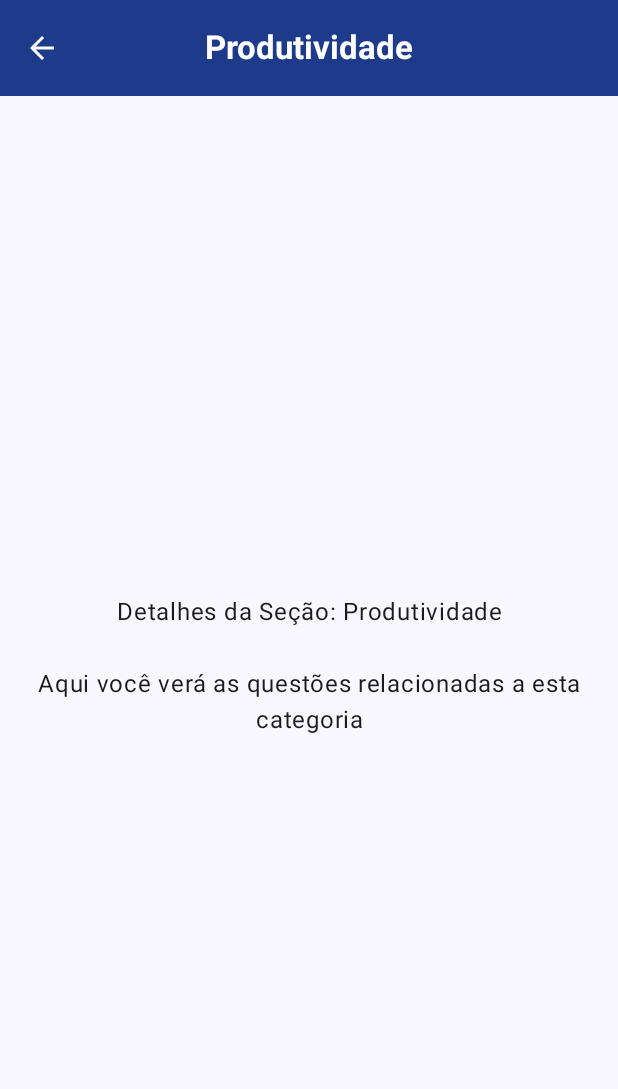
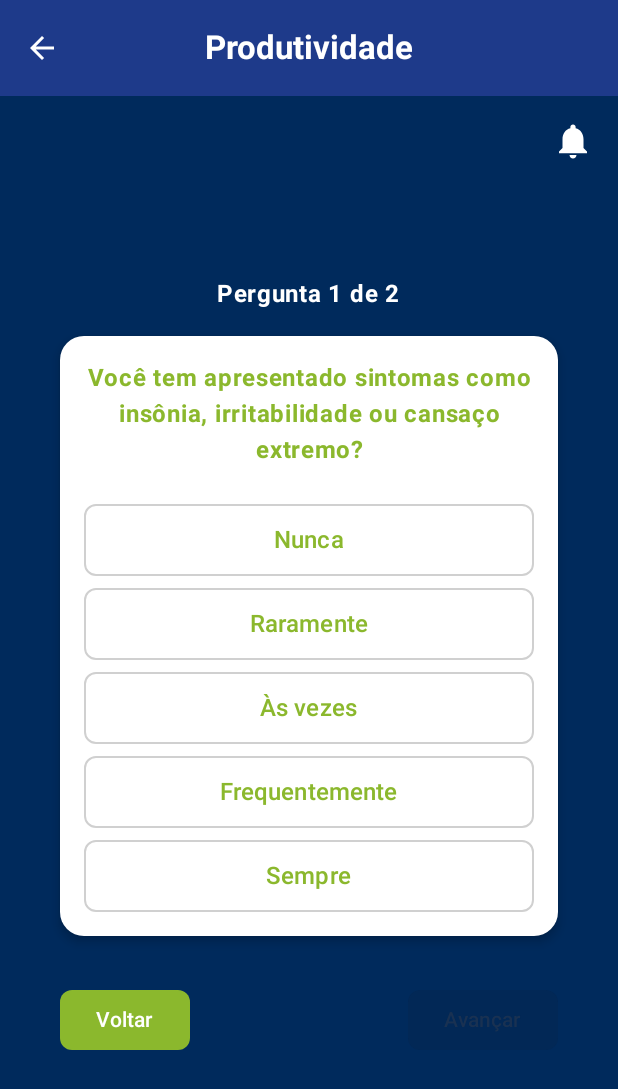
Before and after one commit to ThiagoFdaSLopes/appsoftek, an Android app built with Jetpack Compose: the screen it shows after launch (MainActivity), after a tap on "Produtividade", on a phone screen of 412 x 824 dp. Shown: the top 1089 px of the screen. Run offline under Robolectric (Android 15) with nearby library versions, the phone set to English and light mode, and no system bars.

Commit message:
feat: questionários de produtividade e carga de trabalho

```diff
--- a/app/src/main/java/com/grupo/appsoftek/MainActivity.kt
+++ b/app/src/main/java/com/grupo/appsoftek/MainActivity.kt
@@ -36,10 +36,13 @@ import androidx.navigation.compose.rememberNavController
 import androidx.navigation.navArgument
 import com.grupo.appsoftek.ui.theme.AppSoftekTheme
 import com.grupo.appsoftek.ui.theme.view.MoodTrackingScreen
+import com.grupo.appsoftek.ui.theme.view.ProductivityQuestionScreen
 import com.grupo.appsoftek.ui.theme.view.ResourcesScreen
 import com.grupo.appsoftek.ui.theme.view.SectionDetailScreen
 import com.grupo.appsoftek.ui.theme.view.SupportScreen
 import com.grupo.appsoftek.ui.theme.view.RiskAssessmentScreen
+import com.grupo.appsoftek.ui.theme.view.WorkloadQuestionScreen
+import android.widget.Toast
 
 class MainActivity : ComponentActivity() {
     override fun onCreate(savedInstanceState: Bundle?) {
@@ -66,6 +69,12 @@ sealed class Screen(val route: String, val title: String, val icon: Int) {
     object SectionDetail : Screen("section/{sectionTitle}", "Detalhe", R.drawable.softtek_logo) {
         fun createRoute(sectionTitle: String) = "section/$sectionTitle"
     }
+
+    // Rota para a tela de perguntas sobre carga de trabalho
+    object WorkloadQuestions : Screen("workload", "Carga de Trabalho", R.drawable.softtek_logo)
+
+    // Nova rota para a tela de perguntas sobre produtividade
+    object ProductivityQuestions : Screen("productivity", "Produtividade", R.drawable.softtek_logo)
 }
 
 @OptIn(ExperimentalMaterial3Api::class)
@@ -101,6 +110,8 @@ fun AppNavigation() {
             currentRoute == Screen.MoodTracking.route -> Screen.MoodTracking.title
             currentRoute == Screen.Resources.route -> Screen.Resources.title
             currentRoute == Screen.Support.route -> Screen.Support.title
+            currentRoute == Screen.WorkloadQuestions.route -> Screen.WorkloadQuestions.title
+            currentRoute == Screen.ProductivityQuestions.route -> Screen.ProductivityQuestions.title
             else -> ""
         }
     }
@@ -157,6 +168,8 @@ fun AppNavigation() {
                     onSectionClick = { sectionTitle ->
                         when (sectionTitle) {
                             "Bem-estar emocional" -> navController.navigate(Screen.MoodTracking.route)
+                            "Carga de trabalho" -> navController.navigate(Screen.WorkloadQuestions.route)
+                            "Produtividade" -> navController.navigate(Screen.ProductivityQuestions.route)
                             else -> navController.navigate(Screen.SectionDetail.createRoute(sectionTitle))
                         }
                     }
@@ -175,6 +188,40 @@ fun AppNavigation() {
 
             composable(Screen.Support.route) {
                 SupportScreen()
+            }
+
+            // Rota para a tela de perguntas sobre carga de trabalho
+            composable(Screen.WorkloadQuestions.route) {
+                WorkloadQuestionScreen(
+                    onBackPressed = { navController.popBackStack() },
+                    onFinished = { answers ->
+                        // Aqui você pode salvar as respostas ou navegar para outra tela
+                        navController.popBackStack()
+                        // Você pode querer avisar o usuário que as respostas foram salvas
+                        Toast.makeText(
+                            navController.context,
+                            "Respostas sobre carga de trabalho salvas",
+                            Toast.LENGTH_SHORT
+                        ).show()
+                    }
+                )
+            }
+
+            // Nova rota para a tela de perguntas sobre produtividade
+            composable(Screen.ProductivityQuestions.route) {
+                ProductivityQuestionScreen(
+                    onBackPressed = { navController.popBackStack() },
+                    onFinished = { answers ->
+                        // Aqui você pode salvar as respostas ou navegar para outra tela
+                        navController.popBackStack()
+                        // Você pode querer avisar o usuário que as respostas foram salvas
+                        Toast.makeText(
+                            navController.context,
+                            "Respostas sobre produtividade salvas",
+                            Toast.LENGTH_SHORT
+                        ).show()
+                    }
+                )
             }
 
             // Rota para detalhes da seção com argumento
--- /dev/null
+++ b/app/src/main/java/com/grupo/appsoftek/ui/theme/components/QuestionnaireText.kt
@@ -0,0 +1,222 @@
+package com.grupo.appsoftek.ui.theme.components
+
+import androidx.compose.foundation.background
+import androidx.compose.foundation.border
+import androidx.compose.foundation.layout.Arrangement
+import androidx.compose.foundation.layout.Box
+import androidx.compose.foundation.layout.Column
+import androidx.compose.foundation.layout.Spacer
+import androidx.compose.foundation.layout.fillMaxSize
+import androidx.compose.foundation.layout.fillMaxWidth
+import androidx.compose.foundation.layout.height
+import androidx.compose.foundation.layout.padding
+import androidx.compose.foundation.layout.size
+import androidx.compose.foundation.shape.RoundedCornerShape
+import androidx.compose.material.icons.Icons
+import androidx.compose.material.icons.filled.Notifications
+import androidx.compose.material3.Button
+import androidx.compose.material3.ButtonDefaults
+import androidx.compose.material3.Card
+import androidx.compose.material3.CardDefaults
+import androidx.compose.material3.Icon
+import androidx.compose.material3.Text
+import androidx.compose.runtime.Composable
+import androidx.compose.runtime.getValue
+import androidx.compose.runtime.mutableStateOf
+import androidx.compose.runtime.remember
+import androidx.compose.runtime.setValue
+import androidx.compose.ui.Alignment
+import androidx.compose.ui.Modifier
+import androidx.compose.ui.graphics.Color
+import androidx.compose.ui.text.font.FontWeight
+import androidx.compose.ui.text.style.TextAlign
+import androidx.compose.ui.unit.dp
+import androidx.compose.ui.unit.sp
+import com.grupo.appsoftek.ui.theme.view.Question
+import com.grupo.appsoftek.ui.theme.view.QuestionnaireTheme
+
+@Composable
+fun QuestionnaireScreen(
+    title: String = "",
+    questions: List<Question>,
+    theme: QuestionnaireTheme,
+    showNotificationIcon: Boolean = true,
+    onBackPressed: () -> Unit = {},
+    onFinished: (List<String?>) -> Unit = {}
+) {
+    // Current question index and selected answers
+    var currentQuestionIndex by remember { mutableStateOf(0) }
+    var selectedAnswers by remember { mutableStateOf(List<String?>(questions.size) { null }) }
+
+    // Current question and selected answer
+    val currentQuestion = questions[currentQuestionIndex]
+    val selectedOption = selectedAnswers[currentQuestionIndex]
+
+    Box(
+        modifier = Modifier
+            .fillMaxSize()
+            .background(theme.backgroundColor)
+    ) {
+        // Notification icon
+        if (showNotificationIcon) {
+            Icon(
+                imageVector = Icons.Default.Notifications,
+                contentDescription = "Notificações",
+                tint = Color.White,
+                modifier = Modifier
+                    .align(Alignment.TopEnd)
+                    .padding(16.dp)
+                    .size(28.dp)
+            )
+        }
+
+        Column(
+            modifier = Modifier
+                .fillMaxSize()
+                .padding(24.dp),
+            verticalArrangement = Arrangement.Center,
+            horizontalAlignment = Alignment.CenterHorizontally
+        ) {
+            // Optional title
+            if (title.isNotEmpty()) {
+                Text(
+                    text = title,
+                    color = Color.White,
+                    fontWeight = FontWeight.Bold,
+                    fontSize = 18.sp,
+                    textAlign = TextAlign.Center,
+                    modifier = Modifier.padding(bottom = 16.dp)
+                )
+            }
+
+            // Question progress indicator
+            Text(
+                text = "Pergunta ${currentQuestionIndex + 1} de ${questions.size}",
+                color = Color.White,
+                fontWeight = FontWeight.Bold,
+                modifier = Modifier.padding(bottom = 16.dp)
+            )
+
+            Card(
+                modifier = Modifier
+                    .fillMaxWidth()
+                    .padding(horizontal = 16.dp),
+                shape = RoundedCornerShape(16.dp),
+                colors = CardDefaults.cardColors(
+                    containerColor = theme.cardBackgroundColor
+                ),
+                elevation = CardDefaults.cardElevation(
+                    defaultElevation = 4.dp
+                )
+            ) {
+                Column(
+                    modifier = Modifier
+                        .fillMaxWidth()
+                        .padding(16.dp),
+                    horizontalAlignment = Alignment.CenterHorizontally
+                ) {
+                    Text(
+                        text = currentQuestion.question,
+                        fontWeight = FontWeight.Bold,
+                        color = theme.questionTextColor,
+                        fontSize = 16.sp,
+                        textAlign = TextAlign.Center,
+                        modifier = Modifier.padding(bottom = 16.dp)
+                    )
+
+                    // Options for current question
+                    currentQuestion.options.forEach { option ->
+                        val isSelected = option == selectedOption
+                        val backgroundColor = if (isSelected) theme.selectedOptionColor else theme.unselectedOptionColor
+                        val textColor = if (isSelected) theme.selectedTextColor else theme.unselectedTextColor
+                        val borderColor = if (isSelected) theme.selectedOptionColor else theme.borderColor
+
+                        Spacer(modifier = Modifier.height(8.dp))
+
+                        Button(
+                            onClick = {
+                                // Update the selected answer for the current question
+                                val newAnswers = selectedAnswers.toMutableList().apply {
+                                    this[currentQuestionIndex] = option
+                                }
+                                selectedAnswers = newAnswers
+                            },
+                            modifier = Modifier
+                                .fillMaxWidth()
+                                .height(48.dp)
+                                .border(
+                                    width = 1.dp,
+                                    color = borderColor,
+                                    shape = RoundedCornerShape(8.dp)
+                                ),
+                            colors = ButtonDefaults.buttonColors(
+                                containerColor = backgroundColor,
+                                contentColor = textColor
+                            ),
+                            shape = RoundedCornerShape(8.dp)
+                        ) {
+                            Text(
+                                text = option,
+                                fontSize = 16.sp
+                            )
+                        }
+                    }
+                }
+            }
+
+            Spacer(modifier = Modifier.height(32.dp))
+
+            // Navigation buttons
+            Box(
+                modifier = Modifier
+                    .fillMaxWidth()
+                    .padding(horizontal = 16.dp)
+            ) {
+                // Back button
+                Button(
+                    onClick = {
+                        if (currentQuestionIndex > 0) {
+                            currentQuestionIndex--
+                        } else {
+                            onBackPressed()
+                        }
+                    },
+                    modifier = Modifier
+                        .align(Alignment.CenterStart),
+                    colors = ButtonDefaults.buttonColors(
+                        containerColor = theme.navigationButtonColor,
+                        contentColor = theme.navigationButtonTextColor
+                    ),
+                    shape = RoundedCornerShape(8.dp)
+                ) {
+                    Text("Voltar")
+                }
+
+                // Next/Finish button
+                Button(
+                    onClick = {
+                        if (currentQuestionIndex < questions.size - 1) {
+                            currentQuestionIndex++
+                        } else {
+                            // Finished all questions
+                            onFinished(selectedAnswers)
+                        }
+                    },
+                    modifier = Modifier
+                        .align(Alignment.CenterEnd),
+                    colors = ButtonDefaults.buttonColors(
+                        containerColor = theme.navigationButtonColor,
+                        contentColor = theme.navigationButtonTextColor
+                    ),
+                    shape = RoundedCornerShape(8.dp),
+                    // Optionally disable the button if no option is selected
+                    enabled = selectedOption != null
+                ) {
+                    Text(
+                        if (currentQuestionIndex < questions.size - 1) "Avançar" else "Finalizar"
+                    )
+                }
+            }
+        }
+    }
+}
--- /dev/null
+++ b/app/src/main/java/com/grupo/appsoftek/ui/theme/view/ProductivityQuestionScreen.kt
@@ -0,0 +1,55 @@
+package com.grupo.appsoftek.ui.theme.view
+
+import androidx.compose.runtime.Composable
+import androidx.compose.ui.graphics.Color
+import com.grupo.appsoftek.ui.theme.components.QuestionnaireScreen
+
+// Data class para representar uma pergunta de saúde mental
+data class MentalHealthQuestion(
+    val question: String,
+    val options: List<String>
+)
+
+@Composable
+fun ProductivityQuestionScreen(
+    onBackPressed: () -> Unit = {},
+    onFinished: (List<String?>) -> Unit = {}
+) {
+    // Lista de perguntas sobre saúde mental
+    val mentalHealthQuestions = listOf(
+        MentalHealthQuestion(
+            "Você tem apresentado sintomas como insônia, irritabilidade ou cansaço extremo?",
+            listOf("Nunca", "Raramente", "Às vezes", "Frequentemente", "Sempre")
+        ),
+        MentalHealthQuestion(
+            "Você sente que sua saúde mental prejudica sua produtividade no trabalho?",
+            listOf("Nunca", "Raramente", "Às vezes", "Frequentemente", "Sempre")
+        )
+    )
+
+    // Converter de MentalHealthQuestion para Question
+    val questions = mentalHealthQuestions.map {
+        Question(question = it.question, options = it.options)
+    }
+
+    // Tema baseado no design mostrado na imagem
+    val mentalHealthTheme = QuestionnaireTheme(
+        backgroundColor = Color(0xFF002A5C),           // Azul escuro do fundo
+        cardBackgroundColor = Color.White,             // Card branco
+        questionTextColor = Color(0xFF8BB82D),         // Verde para texto da pergunta
+        selectedOptionColor = Color(0xFF8BB82D),       // Verde para opção selecionada (Raramente na imagem)
+        unselectedOptionColor = Color.White,           // Branco para opções não selecionadas
+        selectedTextColor = Color.White,               // Texto branco na opção selecionada
+        unselectedTextColor = Color(0xFF8BB82D),       // Texto verde nas opções não selecionadas
+        borderColor = Color(0xFFD0D0D0),               // Borda cinza claro para as opções
+        navigationButtonColor = Color(0xFF8BB82D)      // Verde para botões de navegação
+    )
+
+    // Usar o componente reutilizável
+    QuestionnaireScreen(
+        questions = questions,
+        theme = mentalHealthTheme,
+        onBackPressed = onBackPressed,
+        onFinished = onFinished
+    )
+}
--- /dev/null
+++ b/app/src/main/java/com/grupo/appsoftek/ui/theme/view/WorkloadQuestionScreen.kt
@@ -0,0 +1,76 @@
+package com.grupo.appsoftek.ui.theme.view
+
+import androidx.compose.runtime.Composable
+
+import androidx.compose.ui.graphics.Color
+
+import com.grupo.appsoftek.ui.theme.components.QuestionnaireScreen
+
+// Data class to represent a question and its answer options
+data class Question(
+    val question: String,
+    val options: List<String>
+)
+
+// Data class to represent the theme colors for the questionnaire
+data class QuestionnaireTheme(
+    val backgroundColor: Color,
+    val cardBackgroundColor: Color = Color.White,
+    val questionTextColor: Color,
+    val selectedOptionColor: Color,
+    val unselectedOptionColor: Color = Color.White,
+    val selectedTextColor: Color = Color.White,
+    val unselectedTextColor: Color,
+    val borderColor: Color = Color(0xFFD0D0D0),
+    val navigationButtonColor: Color,
+    val navigationButtonTextColor: Color = Color.White
+)
+
+data class WorkloadQuestion(
+    val question: String,
+    val options: List<String>
+)
+
+@Composable
+fun WorkloadQuestionScreen(
+    onBackPressed: () -> Unit = {},
+    onFinished: (List<String?>) -> Unit = {}
+) {
+    // Lista de perguntas de carga de trabalho
+    val workloadQuestions = listOf(
+        WorkloadQuestion(
+            "Como você avalia a sua carga de trabalho?",
+            listOf("Muito Leve", "Leve", "Média", "Alta", "Muito Alta")
+        ),
+        WorkloadQuestion(
+            "Sua carga de trabalho afeta sua qualidade de vida?",
+            listOf("Não", "Raramente", "Às vezes", "Frequentemente", "Sempre")
+        ),
+        WorkloadQuestion(
+            "Você trabalha além do seu horário regular?",
+            listOf("Não", "Raramente", "Às vezes", "Frequentemente", "Sempre")
+        )
+    )
+
+    // Converter de WorkloadQuestion para Question
+    val questions = workloadQuestions.map {
+        Question(question = it.question, options = it.options)
+    }
+
+    // Cores da Softtek para esse questionário
+    val workloadTheme = QuestionnaireTheme(
+        backgroundColor = Color(0xFF8DC63F),        // Verde Softtek
+        questionTextColor = Color(0xFF05285E),      // Azul Softtek
+        selectedOptionColor = Color(0xFF0E4C92),    // Azul mais escuro
+        unselectedTextColor = Color(0xFF05285E),    // Azul Softtek para texto não selecionado
+        navigationButtonColor = Color(0xFF05285E)   // Azul Softtek para botões
+    )
+
+    // Usar o componente reutilizável
+    QuestionnaireScreen(
+        questions = questions,
+        theme = workloadTheme,
+        onBackPressed = onBackPressed,
+        onFinished = onFinished
+    )
+}
```
